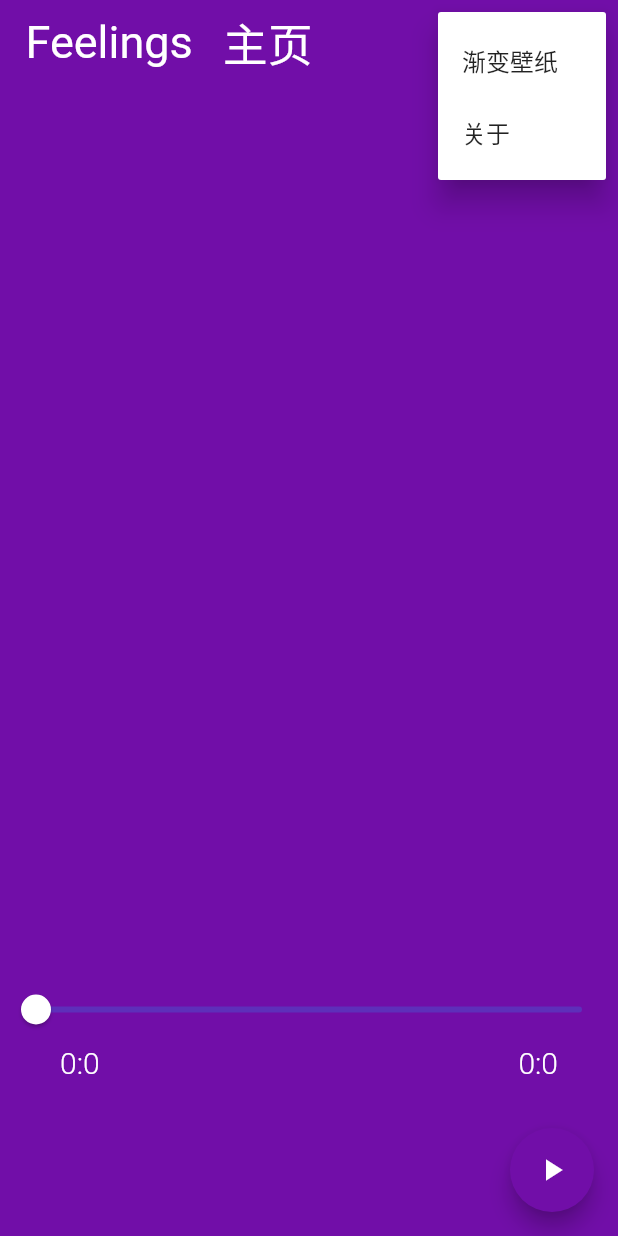
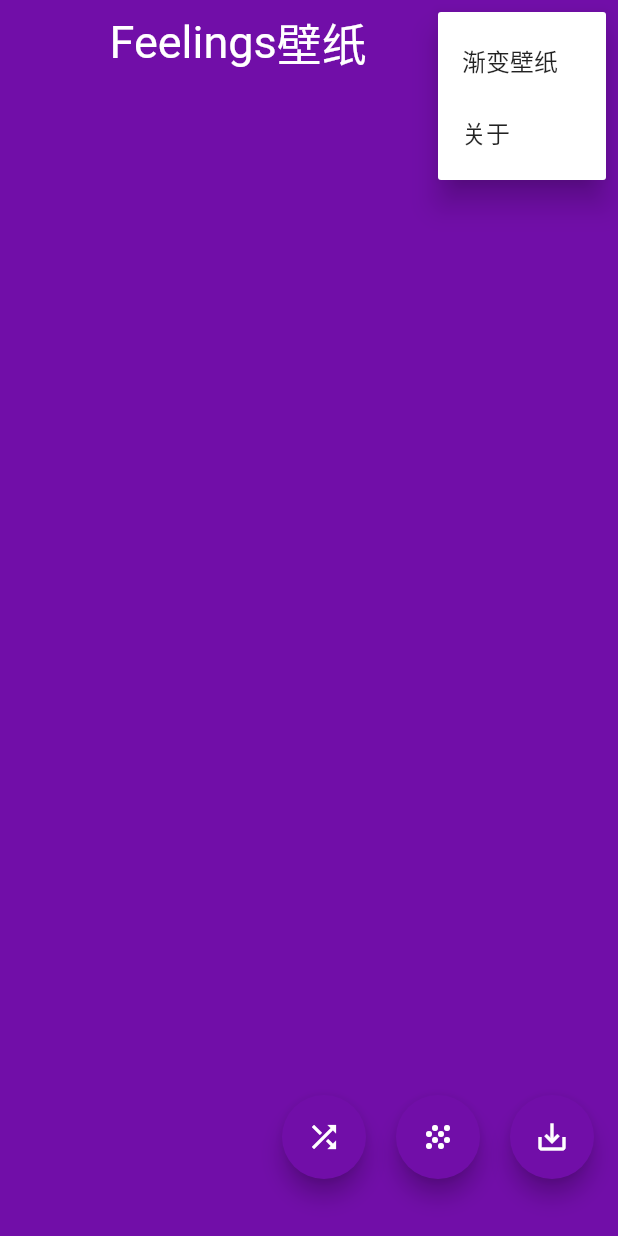
Before and after one commit to laiiihz/feelings, a Flutter app: the screen it shows after launch, after a tap on the "menu" icon, on a phone screen of 412 x 824 dp. Run offline on Flutter 3.47's test engine with Material 2 defaults, Android fonts, the phone set to English and light mode, and no system bars; drawn by our look-alikes of screenshot; our stand-ins replace audioplayers, image_gallery_saver, permission_handler.

Commit message:
update app's category

```diff
--- a/lib/Home.dart
+++ b/lib/Home.dart
@@ -35,6 +35,7 @@ class _HomeState extends State<HomePage> with SingleTickerProviderStateMixin {
   void initState() {
     // TODO: implement initState
     super.initState();
+
     audioPlayer = AudioCache();
     _animationController = AnimationController(
       duration: Duration(seconds: 2),
@@ -113,6 +114,18 @@ class _HomeState extends State<HomePage> with SingleTickerProviderStateMixin {
           });
         _animationController.forward();
       }
+
+    });
+    Future.delayed(Duration(microseconds: 1),(){
+      Navigator.of(context).push(
+        PageRouteBuilder(pageBuilder: (BuildContext context, Animation animation, Animation secondaryAnimation) {
+          return FadeTransition(opacity: animation,child: ScreenShotPage(
+            alignmentBegin: Alignment.topLeft,
+            alignmentEnd: Alignment.bottomRight,
+            rainbow: false,
+          ),);
+        }),
+      );
     });
   }
 
@@ -202,7 +215,7 @@ class _HomeState extends State<HomePage> with SingleTickerProviderStateMixin {
                   elevation: 0,
                   actions: <Widget>[
                     Hero(
-                      tag: 'action',
+                      tag: 'action1',
                       child: Material(
                         color: Colors.transparent,
                         child: PopupMenuButton(
--- a/lib/ScreenShotPage.dart
+++ b/lib/ScreenShotPage.dart
@@ -1,3 +1,4 @@
+import 'package:feelings/About.dart';
 import 'package:flutter/material.dart';
 import 'dart:io';
 import 'dart:typed_data';
@@ -5,6 +6,7 @@ import 'package:screenshot/screenshot.dart';
 import 'package:image_gallery_saver/image_gallery_saver.dart';
 import 'package:permission_handler/permission_handler.dart';
 import 'package:feelings/static.dart';
+import 'package:flutter/services.dart';
 
 class ScreenShotPage extends StatefulWidget {
   ScreenShotPage({
@@ -25,6 +27,23 @@ class _ScreenShotState extends State<ScreenShotPage> {
   File _imageFile;
   Color colorA = genRandomColor();
   Color colorB = genRandomColor();
+  List<Color> _colors = [
+    genRandomColor(),
+    genRandomColor(),
+    genRandomColor(),
+    genRandomColor(),
+    genRandomColor(),
+    genRandomColor(),
+    genRandomColor(),
+    genRandomColor(),
+  ];
+  Color _backButtonColor = Colors.transparent;
+
+  /// *
+  /// EAST EGG!
+  /// **/
+  int _wallpaperButtonState = 0;
+
   _go2NextPage(
     Alignment alignmentA,
     Alignment alignmentB,
@@ -95,7 +114,8 @@ class _ScreenShotState extends State<ScreenShotPage> {
 
   @override
   Widget build(BuildContext context) {
-    return Scaffold(
+    return WillPopScope(
+        child: Scaffold(
           floatingActionButton: Container(
             height: 100,
             child: Row(
@@ -149,7 +169,8 @@ class _ScreenShotState extends State<ScreenShotPage> {
                 SizedBox(
                   width: 20,
                 ),
-            FloatingActionButton(
+                Builder(builder: (BuildContext context) {
+                  return FloatingActionButton(
                     heroTag: 'floatTwo',
                     backgroundColor: colorA,
                     onPressed: () {
@@ -158,17 +179,20 @@ class _ScreenShotState extends State<ScreenShotPage> {
                           _imageFile = file;
                         });
                         _saveImage() async {
-                    Uint8List bytes = _imageFile.readAsBytesSync() as Uint8List;
+                          Uint8List bytes =
+                          _imageFile.readAsBytesSync() as Uint8List;
                           final image = await ImageGallerySaver.save(bytes);
                         }
 
                         _saveImage();
+                        Scaffold.of(context).showSnackBar(SnackBar(content: Text('已保存')));
                       }).catchError((onError) {
                         print(onError);
                       });
                     },
                     child: Icon(Icons.save_alt),
-            ),
+                  );
+                },),
               ],
             ),
           ),
@@ -184,16 +208,7 @@ class _ScreenShotState extends State<ScreenShotPage> {
                         begin: widget.alignmentBegin,
                         end: widget.alignmentEnd,
                         colors: widget.rainbow
-                        ? [
-                            genRandomColor(),
-                            genRandomColor(),
-                            genRandomColor(),
-                            genRandomColor(),
-                            genRandomColor(),
-                            genRandomColor(),
-                            genRandomColor(),
-                            genRandomColor(),
-                          ]
+                            ? _colors
                             : [
                                 colorA,
                                 colorB,
@@ -207,13 +222,19 @@ class _ScreenShotState extends State<ScreenShotPage> {
                   child: AppBar(
                     backgroundColor: Colors.transparent,
                     elevation: 0,
-                leading: Hero(
-                  tag: 'action',
+                    leading: Offstage(
+                      offstage: !(_wallpaperButtonState == 3),
+                      child: Hero(
+                        tag: 'action1',
                         child: Material(
                           color: Colors.transparent,
                           child: IconButton(
-                      icon: Icon(Icons.arrow_back,color: Colors.white,),
+                            icon: Icon(
+                              Icons.arrow_back,
+                              color: _backButtonColor,
+                            ),
                             onPressed: () => Navigator.of(context).pop(),
+                          ),
                         ),
                       ),
                     ),
@@ -221,12 +242,19 @@ class _ScreenShotState extends State<ScreenShotPage> {
                       mainAxisSize: MainAxisSize.min,
                       children: <Widget>[
                         Hero(
+                          tag: 'mid',
+                          child: SizedBox(
+                            width: 1,
+                          ),
+                        ),
+                        Hero(
                           tag: 'title',
                           child: Material(
                             color: Colors.transparent,
                             child: Text(
                               'Feelings',
-                          style: TextStyle(fontSize: 30, color: Colors.white),
+                              style:
+                                  TextStyle(fontSize: 30, color: Colors.white),
                             ),
                           ),
                         ),
@@ -236,7 +264,8 @@ class _ScreenShotState extends State<ScreenShotPage> {
                             color: Colors.transparent,
                             child: Text(
                               '壁纸',
-                          style: TextStyle(fontSize: 30, color: Colors.white),
+                              style:
+                                  TextStyle(fontSize: 30, color: Colors.white),
                             ),
                           ),
                         ),
@@ -273,13 +302,86 @@ class _ScreenShotState extends State<ScreenShotPage> {
                                 );
                               },
                             );
-                      })
+                          }),
+                      Hero(
+                        tag: 'action',
+                        child: Material(
+                          color: Colors.transparent,
+                          child: PopupMenuButton(
+                            icon: Icon(
+                              Icons.menu,
+                              color: Colors.white,
+                            ),
+                            itemBuilder: (BuildContext context) {
+                              return [
+                                PopupMenuItem<int>(
+                                  child: Text('渐变壁纸'),
+                                  value: 1,
+                                ),
+                                PopupMenuItem<int>(
+                                  child: Text('关于'),
+                                  value: 0,
+                                ),
+                              ];
+                            },
+                            onSelected: (value) {
+                              switch (value) {
+                                case 0:
+                                  Navigator.push(
+                                      context,
+                                      MaterialPageRoute(
+                                          builder: (BuildContext context) =>
+                                              AboutPage()));
+                                  break;
+                                case 1:
+                                  showModalBottomSheet(
+                                    context: context,
+                                    builder: (BuildContext context) {
+                                      return Container(
+                                        height: 100,
+                                        decoration: BoxDecoration(
+                                          gradient: LinearGradient(
+                                            begin: Alignment.topLeft,
+                                            end: Alignment.bottomRight,
+                                            colors: [
+                                              colorA,
+                                              colorB,
+                                            ],
+                                          ),
+                                        ),
+                                        child: Center(
+                                          child: Text(
+                                            '$_wallpaperButtonState:我只是个壁纸😂',
+                                            style: TextStyle(
+                                              fontSize: 20,
+                                              color: Color(0xaaffffff),
+                                            ),
+                                          ),
+                                        ),
+                                      );
+                                    },
+                                  );
+                                  setState(() {
+                                    _wallpaperButtonState =
+                                        _wallpaperButtonState + 1;
+                                    _backButtonColor = Colors.white;
+                                  });
+
+                                  break;
+                              }
+                            },
+                          ),
+                        ),
+                      ),
                     ],
                   ),
                 ),
               ],
             ),
           ),
-    );
+        ),
+        onWillPop: () {
+          SystemNavigator.pop();
+        });
   }
 }
--- a/lib/main.dart
+++ b/lib/main.dart
@@ -1,8 +1,9 @@
 import 'package:flutter/material.dart';
 import 'package:feelings/Home.dart';
 import 'package:flutter/services.dart';
-
+import 'package:flutter/scheduler.dart';
 void main() {
+  timeDilation=2.0;
   SystemChrome.setSystemUIOverlayStyle(
     SystemUiOverlayStyle(
       statusBarColor: Colors.transparent,
--- a/pubspec.yaml
+++ b/pubspec.yaml
@@ -11,7 +11,7 @@ description: a white noise app
 # In iOS, build-name is used as CFBundleShortVersionString while build-number used as CFBundleVersion.
 # Read more about iOS versioning at
 # https://developer.apple.com/library/archive/documentation/General/Reference/InfoPlistKeyReference/Articles/CoreFoundationKeys.html
-version: 1.0.7+7
+version: 1.1.0+8
 
 environment:
   sdk: ">=2.1.0 <3.0.0"
```
Lines whose indentation alone changed are shown as unchanged.
